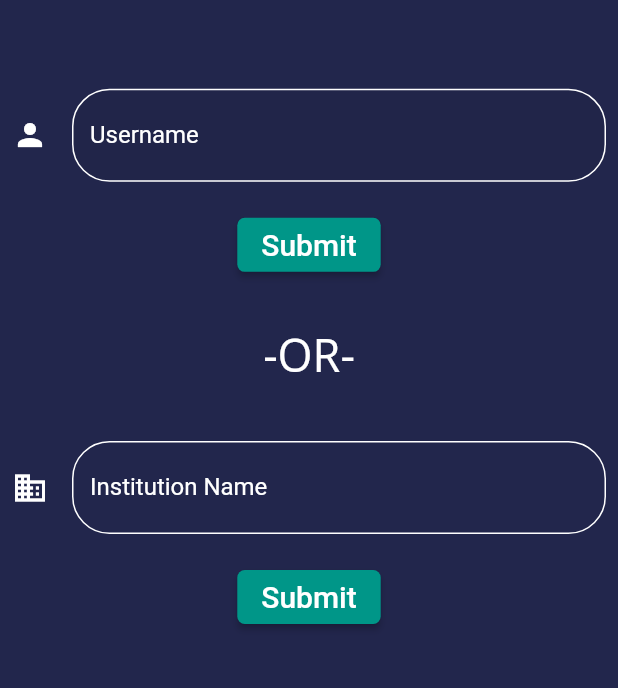
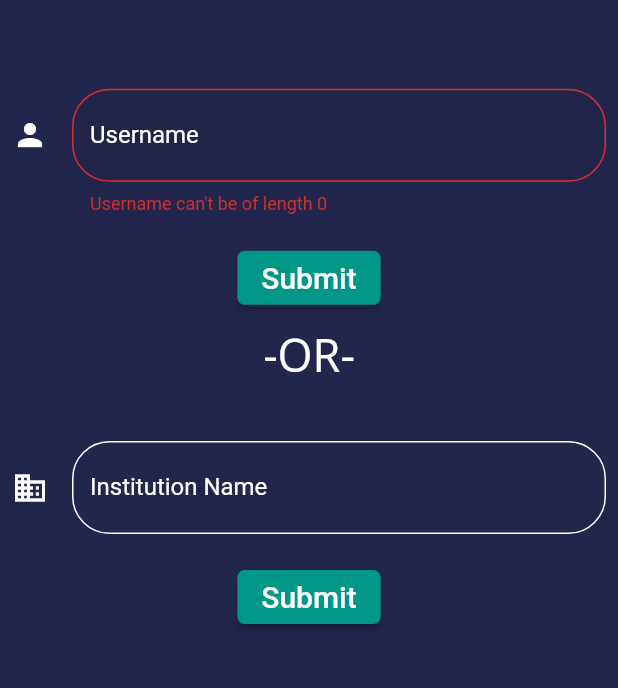
Before and after one commit to Monik09/CF-pursuit, a Flutter app: the screen it shows after launch, after a tap on "Submit", on a phone screen of 412 x 824 dp, the part 388-1076 px from its top. Run offline on Flutter 3.47's test engine with Material 2 defaults, Android fonts, the phone set to English and light mode, and no system bars; our stand-ins replace animated_text_kit, firebase_auth, google_fonts; accounts and stored records are empty; network calls fail.

Commit message:
landing screen + apicall

```diff
--- /dev/null
+++ b/lib/globals.dart
@@ -0,0 +1,8 @@
+import 'package:flutter/material.dart';
+
+List<Color> colorList = [
+  Color(0xff009797),
+  Colors.teal,
+  Color(0xff4cb6b6),
+  Color(0xff99d5d5)
+];
--- a/lib/main.dart
+++ b/lib/main.dart
@@ -1,8 +1,17 @@
 import 'package:cf_pursuit/screens/landing_screen.dart';
+import 'package:cf_pursuit/screens/profile_screen.dart';
+import 'package:cf_pursuit/screens/rank_screen.dart';
 import 'package:flutter/material.dart';
+import 'package:provider/provider.dart';
+
 
 void main() {
-  runApp(MyApp());
+  runApp(MultiProvider(
+      providers: [
+        ChangeNotifierProvider(create: (context) => LandingScreenMobile()),
+        // Provider(create: (context) => SomeOtherClass()),
+      ],
+      child: MyApp(),));
 }
 
 class MyApp extends StatelessWidget {
@@ -14,54 +23,11 @@ class MyApp extends StatelessWidget {
         primarySwatch: Colors.teal,
         disabledColor: Colors.white
       ),
-      home:LandingScreenMobile()// MyHomePage(title: 'Flutter Demo Home Page'),
+      home:LandingScreenMobile(),
+      routes: {
+        ProfileScreen.routeName:(context)=>ProfileScreen(),
+        RankScreen.routeName:(context)=>RankScreen(),
+      },
     );
   }
 }
-
-class MyHomePage extends StatefulWidget {
-  MyHomePage({Key key, this.title}) : super(key: key);
-
-  final String title;
-
-  @override
-  _MyHomePageState createState() => _MyHomePageState();
-}
-
-class _MyHomePageState extends State<MyHomePage> {
-  int _counter = 0;
-
-  void _incrementCounter() {
-    setState(() {
-      _counter++;
-    });
-  }
-
-  @override
-  Widget build(BuildContext context) {
-    return Scaffold(
-      appBar: AppBar(
-        title: Text(widget.title),
-      ),
-      body: Center(
-        child: Column(
-          mainAxisAlignment: MainAxisAlignment.center,
-          children: <Widget>[
-            Text(
-              'You have pushed the button this many times:',
-            ),
-            Text(
-              '$_counter',
-              style: Theme.of(context).textTheme.headline4,
-            ),
-          ],
-        ),
-      ),
-      floatingActionButton: FloatingActionButton(
-        onPressed: _incrementCounter,
-        tooltip: 'Increment',
-        child: Icon(Icons.add),
-      ),
-    );
-  }
-}
--- a/lib/screens/landing_screen.dart
+++ b/lib/screens/landing_screen.dart
@@ -1,30 +1,49 @@
+import 'package:cf_pursuit/screens/profile_screen.dart';
+import 'package:cf_pursuit/screens/rank_screen.dart';
 import 'package:flutter/material.dart';
 import 'package:google_fonts/google_fonts.dart';
 import 'package:animated_text_kit/animated_text_kit.dart';
+import 'package:provider/provider.dart';
+import '../widgets/header.dart';
 
-class LandingScreenMobile extends StatefulWidget {
-  @override
-  _LandingScreenMobileState createState() => _LandingScreenMobileState();
+class LandingScreenMobile extends StatelessWidget with ChangeNotifier {
+  final FocusNode nameFieldNode = FocusNode();
+  final FocusNode instituteFieldNode = FocusNode();
+  final FocusNode nameSubmitNode = FocusNode();
+  final FocusNode instituteSubmitNode = FocusNode();
+  final ScrollController scrollController = ScrollController();
+  final nameFieldKey = GlobalKey<FormState>();
+  final instituteFieldKey = GlobalKey<FormState>();
+  final TextEditingController nameField = TextEditingController();
+  final TextEditingController instituteField = TextEditingController();
+  static String name, institute;
+  void _submitName() {
+    final isValidUsername = nameFieldKey.currentState.validate();
+    if (isValidUsername) {
+      // print(isValidUsername);
+      nameFieldKey.currentState.save();
+      print(nameField.text);
+    }
+    notifyListeners();
   }
 
-List<Color> colorList = [
-  Color(0xff009797),
-  Colors.teal,
-  Color(0xff4cb6b6),
-  Color(0xff99d5d5)
-];
+  void _submitInstituteName() {
+    final isValidInstitute = instituteFieldKey.currentState.validate();
+    if (isValidInstitute) {
+      print(isValidInstitute);
+      instituteFieldKey.currentState.save();
+    }
+  }
 
-class _LandingScreenMobileState extends State<LandingScreenMobile> {
-  FocusNode nameFieldNode = FocusNode();
-  FocusNode instituteFieldNode = FocusNode();
-   FocusNode nameSubmitNode = FocusNode();
-    FocusNode instituteSubmitNode = FocusNode();
-  ScrollController scrollController = ScrollController();
   @override
   Widget build(BuildContext context) {
     double deviceHeight = MediaQuery.of(context).size.height,
         deviceWidth = MediaQuery.of(context).size.width;
-    return Scaffold(
+    return ChangeNotifierProvider<LandingScreenMobile>(
+      create: (_) => LandingScreenMobile(),
+      builder: (context, _) =>
+          // child:
+          Scaffold(
         backgroundColor: Color.fromRGBO(34, 38, 76, 1),
         body: SingleChildScrollView(
           controller: scrollController,
@@ -58,13 +77,17 @@ class _LandingScreenMobileState extends State<LandingScreenMobile> {
                     children: [
                       Padding(
                         padding: const EdgeInsets.all(8.0),
+                        child: Form(
+                          key: nameFieldKey,
                           child: TextFormField(
                             enableSuggestions: true,
                             maxLines: 1,
                             focusNode: nameFieldNode,
+                            controller: nameField,
                             style: GoogleFonts.openSans(color: Colors.teal),
                             onTap: () {
-                          FocusScopeNode currentFocus = FocusScope.of(context);
+                              FocusScopeNode currentFocus =
+                                  FocusScope.of(context);
                               if (!currentFocus.hasPrimaryFocus) {
                                 currentFocus.unfocus();
                               }
@@ -78,7 +101,8 @@ class _LandingScreenMobileState extends State<LandingScreenMobile> {
                                     : Colors.white,
                               ),
                               filled: true,
-                          labelStyle: GoogleFonts.roboto(color: Colors.white),
+                              labelStyle:
+                                  GoogleFonts.roboto(color: Colors.white),
                               enabledBorder: OutlineInputBorder(
                                 borderRadius: new BorderRadius.circular(25.0),
                                 borderSide: new BorderSide(
@@ -94,6 +118,20 @@ class _LandingScreenMobileState extends State<LandingScreenMobile> {
                                 ),
                               ),
                             ),
+                            validator: (val) {
+                              if (val.length == 0) {
+                                return "Username can't be of length 0";
+                              }
+                              return null;
+                            },
+                            onSaved: (val) {
+                              name = nameField.text;
+                              print(val + " " + name);
+                              notifyListeners();
+                              Navigator.of(context)
+                                  .pushNamed(ProfileScreen.routeName);
+                            },
+                          ),
                         ),
                       ),
                       SizedBox(
@@ -106,7 +144,9 @@ class _LandingScreenMobileState extends State<LandingScreenMobile> {
                             borderRadius: BorderRadius.circular(5),
                           ),
                         ),
-                      onPressed: () {},
+                        onPressed: () {
+                          _submitName();
+                        },
                         child: Text(
                           "Submit",
                           style: TextStyle(fontSize: 20),
@@ -122,21 +162,23 @@ class _LandingScreenMobileState extends State<LandingScreenMobile> {
                       "-OR-",
                       style: GoogleFonts.openSans(
                           color: Colors.white, fontSize: 30),
-                      ))),
-              // Container(
-              //   // height: MediaQuery.of(context).size.height * 0.25,
-              //   child:
+                    ),
+                  ),
+                ),
                 Column(
-                // mainAxisAlignment: MainAxisAlignment.spaceBetween,
                   children: [
                     Padding(
                       padding: const EdgeInsets.all(8.0),
+                      child: Form(
+                        key: instituteFieldKey,
                         child: TextFormField(
                           enableSuggestions: true,
                           maxLines: 1,
                           focusNode: instituteFieldNode,
+                          controller: instituteField,
                           onTap: () {
-                        FocusScopeNode currentFocus = FocusScope.of(context);
+                            FocusScopeNode currentFocus =
+                                FocusScope.of(context);
                             if (!currentFocus.hasPrimaryFocus) {
                               currentFocus.unfocus();
                             }
@@ -166,6 +208,19 @@ class _LandingScreenMobileState extends State<LandingScreenMobile> {
                               ),
                             ),
                           ),
+                          validator: (val) {
+                            if (val.length == 0) {
+                              return "Institute name can't be of length 0";
+                            }
+                            return null;
+                          },
+                          onSaved: (val) {
+                            institute = instituteField.text;
+                            print(val);
+                            Navigator.of(context)
+                                .pushNamed(RankScreen.routeName);
+                          },
+                        ),
                       ),
                     ),
                     SizedBox(
@@ -178,7 +233,9 @@ class _LandingScreenMobileState extends State<LandingScreenMobile> {
                           borderRadius: BorderRadius.circular(5),
                         ),
                       ),
-                    onPressed: () {},
+                      onPressed: () {
+                        _submitInstituteName();
+                      },
                       child: Text(
                         "Submit",
                         style: TextStyle(fontSize: 20),
@@ -186,105 +243,11 @@ class _LandingScreenMobileState extends State<LandingScreenMobile> {
                     ),
                   ],
                 ),
-              // ),
-
-              // Expanded(
-              //   child: Align(
-              //     alignment: Alignment.bottomCenter,
-              //     child: InkWell(
-              //       onTap: () {},
-              //       child: Container(
-              //         height: deviceHeight * 0.0675852,
-              //         width: deviceWidth * 0.8,
-              //         decoration: BoxDecoration(
-              //           gradient: LinearGradient(
-              //             begin: Alignment.bottomLeft,
-              //             colors: colorList,
-              //             end: Alignment.topRight,
-              //           ),
-              //           borderRadius:
-              //               BorderRadius.circular(deviceHeight * 0.02634),
-              //         ),
-              //         child: Row(
-              //           children: [
-              //             // Container(
-              //             //   padding: EdgeInsets.only(left: deviceWidth * 0.011),
-              //             //   child: Image.asset(
-              //             //     "assets/icons/google_bg.png",
-              //             //     fit: BoxFit.fitHeight,
-              //             //   ),
-              //             // ),
-              //             // Expanded(
-              //             //   child: Text(
-              //             //     " Sign In with Google",
-              //             //     style: GoogleFonts.roboto(
-              //             //       color: Colors.white,
-              //             //       fontSize: deviceHeight * 0.02711292,
-              //             //     ),
-              //             //     textAlign: TextAlign.center,
-              //             //   ),
-              //             // ),
-              //           ],
-              //         ),
-              //       ),
-              //     ),
-              //   ),
-              // ),
               ],
+            ),
           ),
         ),
       ),
     );
   }
 }
-
-class WavyHeader extends StatelessWidget {
-  @override
-  Widget build(BuildContext context) {
-    return ClipPath(
-      child: Container(
-        height: MediaQuery.of(context).size.height * 0.223898,
-        decoration: BoxDecoration(
-          gradient: LinearGradient(
-            begin: Alignment.bottomLeft,
-            colors: colorList,
-            end: Alignment.topRight,
-          ),
-        ),
-      ),
-      clipper: BottomWave(MediaQuery.of(context).size.height,
-          MediaQuery.of(context).size.height),
-    );
-  }
-}
-
-class BottomWave extends CustomClipper<Path> {
-  double deviceHeight, deviceWidth;
-  BottomWave(this.deviceHeight, this.deviceWidth);
-  @override
-  bool shouldReclip(CustomClipper<Path> oldClipper) => false;
-  @override
-  Path getClip(Size size) {
-    var path = Path();
-    path.lineTo(0.0, size.height - deviceHeight * 0.02634);
-
-    var secondControlPoint = Offset(size.width / 4, size.height);
-    var secondEndPoint =
-        Offset(size.width / 2.25, size.height - deviceHeight * 0.046096);
-    path.quadraticBezierTo(secondControlPoint.dx, secondControlPoint.dy,
-        secondEndPoint.dx, secondEndPoint.dy);
-
-    var firstControlPoint = Offset(
-        size.width - (size.width / 3.25), size.height - deviceHeight * 0.12775);
-    var firstEndPoint =
-        Offset(size.width, size.height - deviceHeight * 0.10536);
-    path.quadraticBezierTo(firstControlPoint.dx, firstControlPoint.dy,
-        firstEndPoint.dx, firstEndPoint.dy);
-
-    path.lineTo(size.width, size.height - deviceHeight * 0.052681);
-    path.lineTo(size.width, 0.0);
-    path.close();
-
-    return path;
-  }
-}
--- /dev/null
+++ b/lib/widgets/header.dart
@@ -0,0 +1,52 @@
+import 'package:flutter/material.dart';
+import 'package:cf_pursuit/globals.dart';
+class WavyHeader extends StatelessWidget {
+  @override
+  Widget build(BuildContext context) {
+    return ClipPath(
+      child: Container(
+        height: MediaQuery.of(context).size.height * 0.223898,
+        decoration: BoxDecoration(
+          gradient: LinearGradient(
+            begin: Alignment.bottomLeft,
+            colors: colorList,
+            end: Alignment.topRight,
+          ),
+        ),
+      ),
+      clipper: BottomWave(MediaQuery.of(context).size.height,
+          MediaQuery.of(context).size.height),
+    );
+  }
+}
+
+class BottomWave extends CustomClipper<Path> {
+  double deviceHeight, deviceWidth;
+  BottomWave(this.deviceHeight, this.deviceWidth);
+  @override
+  bool shouldReclip(CustomClipper<Path> oldClipper) => false;
+  @override
+  Path getClip(Size size) {
+    var path = Path();
+    path.lineTo(0.0, size.height - deviceHeight * 0.02634);
+
+    var secondControlPoint = Offset(size.width / 4, size.height);
+    var secondEndPoint =
+        Offset(size.width / 2.25, size.height - deviceHeight * 0.046096);
+    path.quadraticBezierTo(secondControlPoint.dx, secondControlPoint.dy,
+        secondEndPoint.dx, secondEndPoint.dy);
+
+    var firstControlPoint = Offset(
+        size.width - (size.width / 3.25), size.height - deviceHeight * 0.12775);
+    var firstEndPoint =
+        Offset(size.width, size.height - deviceHeight * 0.10536);
+    path.quadraticBezierTo(firstControlPoint.dx, firstControlPoint.dy,
+        firstEndPoint.dx, firstEndPoint.dy);
+
+    path.lineTo(size.width, size.height - deviceHeight * 0.052681);
+    path.lineTo(size.width, 0.0);
+    path.close();
+
+    return path;
+  }
+}
--- a/pubspec.yaml
+++ b/pubspec.yaml
@@ -32,6 +32,8 @@ dependencies:
   firebase_auth: ^0.20.0+1
   firebase_analytics: ^7.0.1
   animated_text_kit: ^3.1.1
+  provider: ^4.3.3
+  http: ^0.12.2
 
 dev_dependencies:
   flutter_test:
```
Also changed, not shown: lib/screens/profile_screen.dart (added, +54 -0 lines), lib/screens/rank_screen.dart (added, +16 -0 lines), lib/utils/user_data.dart (added, +15 -0 lines), pubspec.lock. Lines whose indentation alone changed are shown as unchanged.
